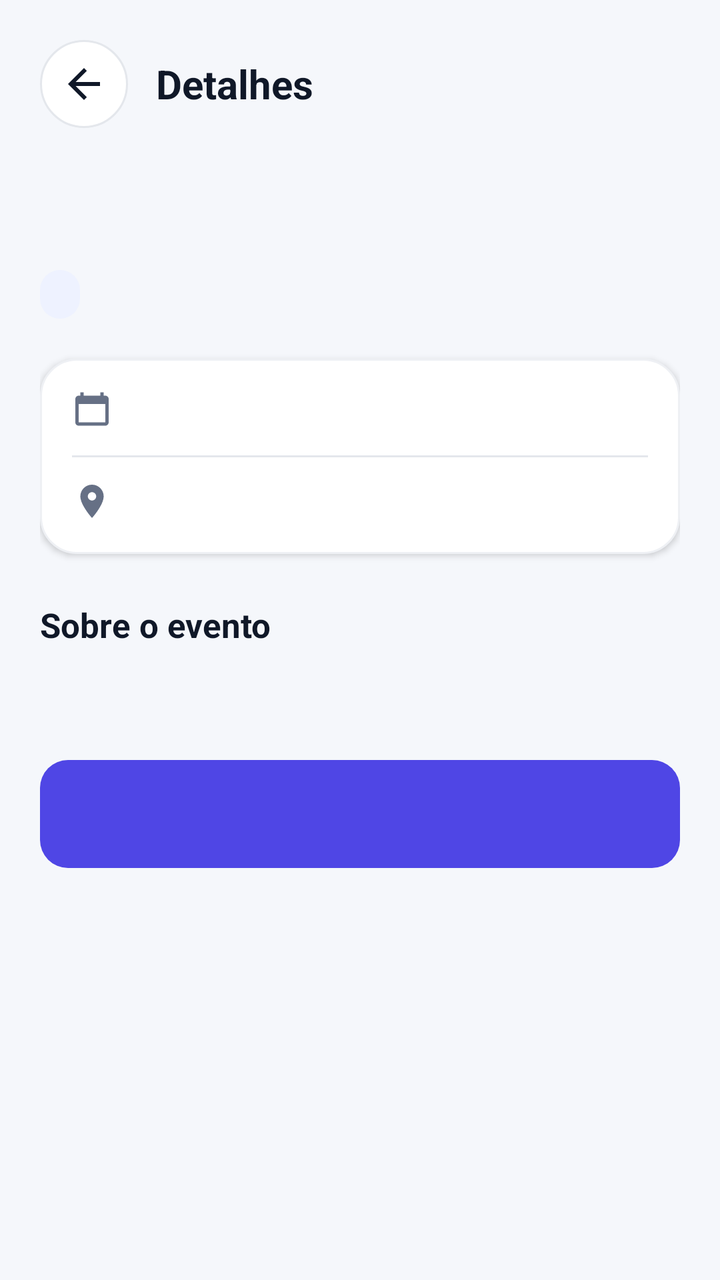
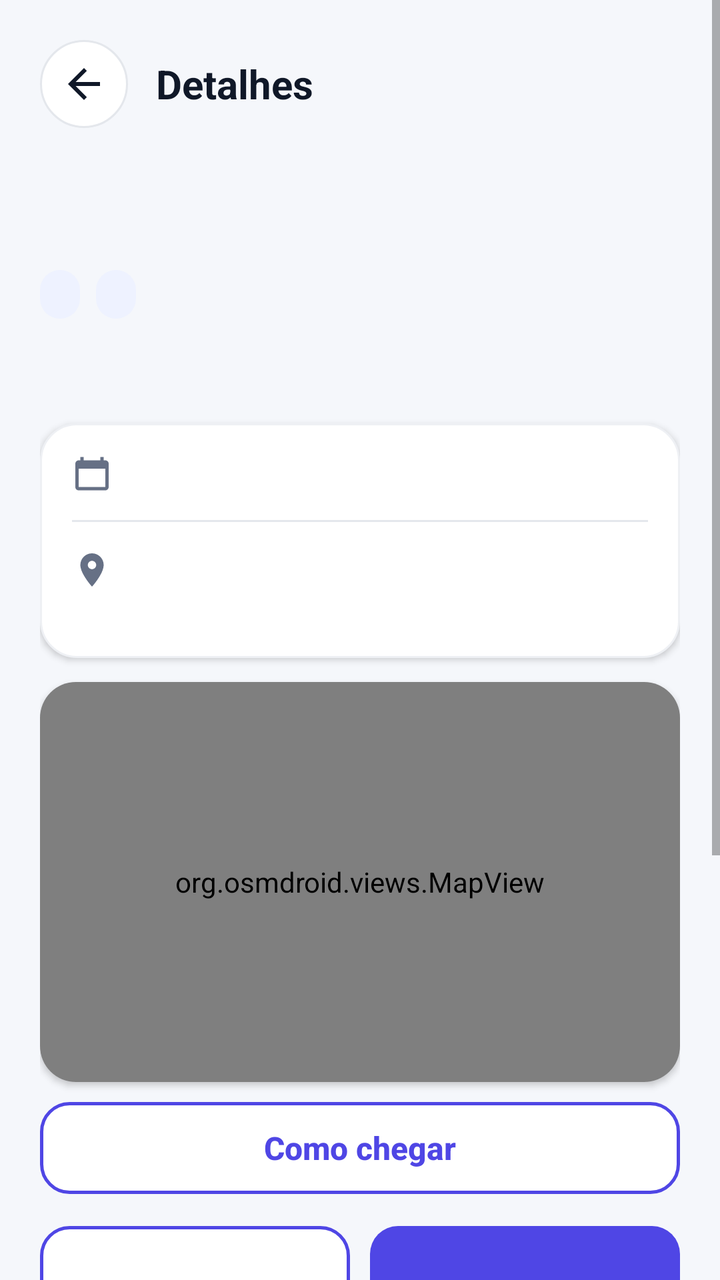

The first picture is an Android layout as it rendered before a commit; the second is the same layout after the commit. The layout source and the unified diff follow.
<!-- AndroidManifest.xml: application theme Theme.CampusHub -->
<!-- res/layout/activity_event_detail.xml -->
<?xml version="1.0" encoding="utf-8"?>
<ScrollView xmlns:android="http://schemas.android.com/apk/res/android"
    android:layout_width="match_parent"
    android:layout_height="match_parent"
    android:background="@color/background"
    android:fillViewport="true"
    android:fitsSystemWindows="true">

    <LinearLayout
        android:layout_width="match_parent"
        android:layout_height="wrap_content"
        android:orientation="vertical"
        android:padding="20dp">

        <LinearLayout
            android:layout_width="match_parent"
            android:layout_height="wrap_content"
            android:gravity="center_vertical"
            android:orientation="horizontal">

            <ImageView
                android:id="@+id/backButton"
                android:layout_width="44dp"
                android:layout_height="44dp"
                android:background="@drawable/bg_icon_button"
                android:clickable="true"
                android:contentDescription="@string/cd_back"
                android:focusable="true"
                android:padding="10dp"
                android:src="@drawable/ic_arrow_back" />

            <TextView
                android:layout_width="wrap_content"
                android:layout_height="wrap_content"
                android:layout_marginStart="14dp"
                android:text="@string/event_details_title"
                android:textColor="@color/text_primary"
                android:textSize="20sp"
                android:textStyle="bold" />
        </LinearLayout>

        <TextView
            android:id="@+id/detailTitle"
            android:layout_width="match_parent"
            android:layout_height="wrap_content"
            android:layout_marginTop="24dp"
            android:textColor="@color/text_primary"
            android:textSize="26sp"
            android:textStyle="bold" />

        <LinearLayout
            android:layout_width="wrap_content"
            android:layout_height="wrap_content"
            android:layout_marginTop="12dp"
            android:orientation="horizontal">

            <TextView
                android:id="@+id/detailCourse"
                android:layout_width="wrap_content"
                android:layout_height="wrap_content"
                android:background="@drawable/bg_chip"
                android:paddingStart="10dp"
                android:paddingTop="4dp"
                android:paddingEnd="10dp"
                android:paddingBottom="4dp"
                android:textColor="@color/primary"
                android:textSize="12sp"
                android:textStyle="bold" />

            <TextView
                android:id="@+id/detailAccess"
                android:layout_width="wrap_content"
                android:layout_height="wrap_content"
                android:layout_marginStart="8dp"
                android:paddingStart="10dp"
                android:paddingTop="4dp"
                android:paddingEnd="10dp"
                android:paddingBottom="4dp"
                android:textSize="12sp"
                android:textStyle="bold" />
        </LinearLayout>

        <LinearLayout
            android:layout_width="match_parent"
            android:layout_height="wrap_content"
            android:layout_marginTop="20dp"
            android:background="@drawable/bg_card"
            android:elevation="2dp"
            android:orientation="vertical"
            android:padding="16dp">

            <LinearLayout
                android:layout_width="match_parent"
                android:layout_height="wrap_content"
                android:gravity="center_vertical"
                android:orientation="horizontal">

                <ImageView
                    android:layout_width="20dp"
                    android:layout_height="20dp"
                    android:importantForAccessibility="no"
                    android:src="@drawable/ic_calendar" />

                <TextView
                    android:id="@+id/detailDate"
                    android:layout_width="wrap_content"
                    android:layout_height="wrap_content"
                    android:layout_marginStart="12dp"
                    android:textColor="@color/text_primary"
                    android:textSize="15sp" />
            </LinearLayout>

            <View
                android:layout_width="match_parent"
                android:layout_height="1dp"
                android:layout_marginTop="12dp"
                android:layout_marginBottom="12dp"
                android:background="@color/border" />

            <LinearLayout
                android:layout_width="match_parent"
                android:layout_height="wrap_content"
                android:gravity="center_vertical"
                android:orientation="horizontal">

                <ImageView
                    android:layout_width="20dp"
                    android:layout_height="20dp"
                    android:importantForAccessibility="no"
                    android:src="@drawable/ic_location" />

                <TextView
                    android:id="@+id/detailLocation"
                    android:layout_width="wrap_content"
                    android:layout_height="wrap_content"
                    android:layout_marginStart="12dp"
                    android:textColor="@color/text_primary"
                    android:textSize="15sp" />
            </LinearLayout>
        </LinearLayout>

        <TextView
            android:layout_width="wrap_content"
            android:layout_height="wrap_content"
            android:layout_marginTop="24dp"
            android:text="@string/about_event"
            android:textColor="@color/text_primary"
            android:textSize="17sp"
            android:textStyle="bold" />

        <TextView
            android:id="@+id/detailDescription"
            android:layout_width="match_parent"
            android:layout_height="wrap_content"
            android:layout_marginTop="8dp"
            android:lineSpacingExtra="4dp"
            android:textColor="@color/text_secondary"
            android:textSize="15sp" />

        <Button
            android:id="@+id/enrollButton"
            style="@style/CampusButton"
            android:layout_width="match_parent"
            android:layout_height="54dp"
            android:layout_marginTop="28dp" />
    </LinearLayout>
</ScrollView>
<!-- resources referenced by this layout -->
<resources>
  <color name="background">#F5F7FB</color>
  <color name="border">#E4E7EC</color>
  <color name="primary">#4F46E5</color>
  <color name="text_primary">#101828</color>
  <color name="text_secondary">#667085</color>
  <!-- drawable bg_card (drawable) -->
  <?xml version="1.0" encoding="utf-8"?>
  <shape xmlns:android="http://schemas.android.com/apk/res/android"
      android:shape="rectangle">
      <solid android:color="@color/white" />
      <corners android:radius="18dp" />
      <stroke android:width="1dp" android:color="#EEF0F4" />
  </shape>
  <!-- drawable bg_chip (drawable) -->
  <?xml version="1.0" encoding="utf-8"?>
  <shape xmlns:android="http://schemas.android.com/apk/res/android"
      android:shape="rectangle">
      <solid android:color="@color/primary_light" />
      <corners android:radius="50dp" />
  </shape>
  <!-- drawable ic_arrow_back (drawable) -->
  <?xml version="1.0" encoding="utf-8"?>
  <vector xmlns:android="http://schemas.android.com/apk/res/android"
      android:width="24dp"
      android:height="24dp"
      android:viewportWidth="24"
      android:viewportHeight="24">
      <path
          android:fillColor="#101828"
          android:pathData="M20,11H7.83l5.59,-5.59L12,4l-8,8 8,8 1.41,-1.41L7.83,13H20v-2z" />
  </vector>
  <!-- drawable ic_calendar (drawable) -->
  <?xml version="1.0" encoding="utf-8"?>
  <vector xmlns:android="http://schemas.android.com/apk/res/android"
      android:width="24dp"
      android:height="24dp"
      android:viewportWidth="24"
      android:viewportHeight="24">
      <path
          android:fillColor="#667085"
          android:pathData="M20,3h-1L19,1h-2v2L7,3L7,1L5,1v2L4,3c-1.11,0 -1.99,0.9 -1.99,2L2,19c0,1.1 0.89,2 2,2h16c1.1,0 2,-0.9 2,-2L22,5c0,-1.1 -0.9,-2 -2,-2zM20,19L4,19L4,8h16v11z" />
  </vector>
  <string name="about_event">Sobre o evento</string>
  <string name="cd_back">Voltar</string>
  <string name="event_details_title">Detalhes</string>
  <style name="CampusButton" parent="Widget.AppCompat.Button">
          <item name="android:background">@drawable/bg_button</item>
          <item name="android:textColor">@color/white</item>
          <item name="android:textSize">16sp</item>
          <item name="android:textStyle">bold</item>
          <item name="android:textAllCaps">false</item>
          <item name="android:stateListAnimator">@null</item>
      </style>
  <color name="white">#FFFFFFFF</color>
  <color name="primary_light">#EEF2FF</color>
  <color name="primary_dark">#3730A3</color>
  <color name="disabled">#D0D5DD</color>
  <!-- unchanged entries left out for length: 4 -->
</resources>

<!-- the commit's change to res/layout/activity_event_detail.xml (unified diff, before → after) -->
@@ -68,7 +68,39 @@
                 android:textStyle="bold" />
 
             <TextView
+                android:id="@+id/detailCategory"
+                android:layout_width="wrap_content"
+                android:layout_height="wrap_content"
+                android:layout_marginStart="8dp"
+                android:background="@drawable/bg_chip"
+                android:paddingStart="10dp"
+                android:paddingTop="4dp"
+                android:paddingEnd="10dp"
+                android:paddingBottom="4dp"
+                android:textColor="@color/primary"
+                android:textSize="12sp"
+                android:textStyle="bold" />
+        </LinearLayout>
+
+        <LinearLayout
+            android:layout_width="wrap_content"
+            android:layout_height="wrap_content"
+            android:layout_marginTop="8dp"
+            android:orientation="horizontal">
+
+            <TextView
                 android:id="@+id/detailAccess"
+                android:layout_width="wrap_content"
+                android:layout_height="wrap_content"
+                android:paddingStart="10dp"
+                android:paddingTop="4dp"
+                android:paddingEnd="10dp"
+                android:paddingBottom="4dp"
+                android:textSize="12sp"
+                android:textStyle="bold" />
+
+            <TextView
+                android:id="@+id/detailStatus"
                 android:layout_width="wrap_content"
                 android:layout_height="wrap_content"
                 android:layout_marginStart="8dp"
@@ -120,23 +152,86 @@
             <LinearLayout
                 android:layout_width="match_parent"
                 android:layout_height="wrap_content"
-                android:gravity="center_vertical"
                 android:orientation="horizontal">
 
                 <ImageView
                     android:layout_width="20dp"
                     android:layout_height="20dp"
+                    android:layout_marginTop="2dp"
                     android:importantForAccessibility="no"
                     android:src="@drawable/ic_location" />
 
-                <TextView
-                    android:id="@+id/detailLocation"
-                    android:layout_width="wrap_content"
+                <LinearLayout
+                    android:layout_width="0dp"
                     android:layout_height="wrap_content"
                     android:layout_marginStart="12dp"
-                    android:textColor="@color/text_primary"
-                    android:textSize="15sp" />
+                    android:layout_weight="1"
+                    android:orientation="vertical">
+
+                    <TextView
+                        android:id="@+id/detailLocation"
+                        android:layout_width="match_parent"
+                        android:layout_height="wrap_content"
+                        android:textColor="@color/text_primary"
+                        android:textSize="15sp"
+                        android:textStyle="bold" />
+
+                    <TextView
+                        android:id="@+id/detailAddress"
+                        android:layout_width="match_parent"
+                        android:layout_height="wrap_content"
+                        android:layout_marginTop="2dp"
+                        android:textColor="@color/text_secondary"
+                        android:textSize="13sp" />
+                </LinearLayout>
             </LinearLayout>
+        </LinearLayout>
+
+        <FrameLayout
+            android:id="@+id/mapCard"
+            android:layout_width="match_parent"
+            android:layout_height="200dp"
+            android:layout_marginTop="12dp"
+            android:background="@drawable/bg_card"
+            android:clipToOutline="true"
+            android:elevation="2dp">
+
+            <org.osmdroid.views.MapView
+                android:id="@+id/mapView"
+                android:layout_width="match_parent"
+                android:layout_height="match_parent" />
+        </FrameLayout>
+
+        <Button
+            android:id="@+id/directionsButton"
+            style="@style/CampusButtonOutline"
+            android:layout_width="match_parent"
+            android:layout_height="46dp"
+            android:layout_marginTop="10dp"
+            android:text="@string/action_directions" />
+
+        <LinearLayout
+            android:layout_width="match_parent"
+            android:layout_height="wrap_content"
+            android:layout_marginTop="16dp"
+            android:orientation="horizontal">
+
+            <Button
+                android:id="@+id/favoriteButton"
+                style="@style/CampusButtonOutline"
+                android:layout_width="0dp"
+                android:layout_height="52dp"
+                android:layout_weight="1"
+                android:textSize="14sp" />
+
+            <Button
+                android:id="@+id/enrollButton"
+                style="@style/CampusButton"
+                android:layout_width="0dp"
+                android:layout_height="52dp"
+                android:layout_marginStart="10dp"
+                android:layout_weight="1"
+                android:textSize="14sp" />
         </LinearLayout>
 
         <TextView
@@ -157,11 +252,91 @@
             android:textColor="@color/text_secondary"
             android:textSize="15sp" />
 
-        <Button
-            android:id="@+id/enrollButton"
-            style="@style/CampusButton"
-            android:layout_width="match_parent"
-            android:layout_height="54dp"
-            android:layout_marginTop="28dp" />
+        <LinearLayout
+            android:layout_width="match_parent"
+            android:layout_height="wrap_content"
+            android:layout_marginTop="20dp"
+            android:background="@drawable/bg_card"
+            android:elevation="2dp"
+            android:orientation="vertical"
+            android:padding="16dp">
+
+            <TextView
+                android:layout_width="wrap_content"
+                android:layout_height="wrap_content"
+                android:text="@string/rating_title"
+                android:textColor="@color/text_primary"
+                android:textSize="17sp"
+                android:textStyle="bold" />
+
+            <TextView
+                android:id="@+id/ratingSummary"
+                android:layout_width="wrap_content"
+                android:layout_height="wrap_content"
+                android:layout_marginTop="6dp"
+                android:textColor="@color/star"
+                android:textSize="16sp"
+                android:textStyle="bold" />
+
+            <TextView
+                android:id="@+id/ratingHint"
+                android:layout_width="match_parent"
+                android:layout_height="wrap_content"
+                android:layout_marginTop="8dp"
+                android:textColor="@color/text_secondary"
+                android:textSize="13sp" />
+
+            <LinearLayout
+                android:id="@+id/ratingInput"
+                android:layout_width="match_parent"
+                android:layout_height="wrap_content"
+                android:layout_marginTop="8dp"
+                android:gravity="center_horizontal"
+                android:orientation="vertical"
+                android:visibility="gone">
+
+                <RatingBar
+                    android:id="@+id/ratingBar"
+                    style="?android:attr/ratingBarStyle"
+                    android:layout_width="wrap_content"
+                    android:layout_height="wrap_content"
+                    android:numStars="5"
+                    android:progressBackgroundTint="@color/border"
+                    android:progressTint="@color/star"
+                    android:stepSize="1" />
+
+                <Button
+                    android:id="@+id/ratingSubmitButton"
+                    style="@style/CampusButton"
+                    android:layout_width="match_parent"
+                    android:layout_height="48dp"
+                    android:layout_marginTop="8dp"
+                    android:textSize="14sp" />
+            </LinearLayout>
+        </LinearLayout>
+
+        <LinearLayout
+            android:layout_width="match_parent"
+            android:layout_height="wrap_content"
+            android:layout_marginTop="20dp"
+            android:orientation="horizontal">
+
+            <Button
+                android:id="@+id/commentsButton"
+                style="@style/CampusButtonOutline"
+                android:layout_width="0dp"
+                android:layout_height="50dp"
+                android:layout_weight="1"
+                android:text="@string/action_comments" />
+
+            <Button
+                android:id="@+id/mediaButton"
+                style="@style/CampusButtonOutline"
+                android:layout_width="0dp"
+                android:layout_height="50dp"
+                android:layout_marginStart="10dp"
+                android:layout_weight="1"
+                android:text="@string/action_media" />
+        </LinearLayout>
     </LinearLayout>
 </ScrollView>
<!-- resource entries referenced after the edit -->
@@ -3,6 +3,7 @@
   <color name="background">#F5F7FB</color>
   <color name="border">#E4E7EC</color>
   <color name="primary">#4F46E5</color>
+  <color name="star">#F59E0B</color>
   <color name="text_primary">#101828</color>
   <color name="text_secondary">#667085</color>
   <!-- drawable bg_card (drawable) -->
@@ -43,8 +44,12 @@
           android:pathData="M20,3h-1L19,1h-2v2L7,3L7,1L5,1v2L4,3c-1.11,0 -1.99,0.9 -1.99,2L2,19c0,1.1 0.89,2 2,2h16c1.1,0 2,-0.9 2,-2L22,5c0,-1.1 -0.9,-2 -2,-2zM20,19L4,19L4,8h16v11z" />
   </vector>
   <string name="about_event">Sobre o evento</string>
+  <string name="action_comments">Comentários</string>
+  <string name="action_directions">Como chegar</string>
+  <string name="action_media">Mídias</string>
   <string name="cd_back">Voltar</string>
   <string name="event_details_title">Detalhes</string>
+  <string name="rating_title">Avaliação</string>
   <style name="CampusButton" parent="Widget.AppCompat.Button">
           <item name="android:background">@drawable/bg_button</item>
           <item name="android:textColor">@color/white</item>
@@ -53,8 +58,30 @@
           <item name="android:textAllCaps">false</item>
           <item name="android:stateListAnimator">@null</item>
       </style>
+  <style name="CampusButtonOutline" parent="CampusButton">
+          <item name="android:background">@drawable/bg_button_outline</item>
+          <item name="android:textColor">@color/primary</item>
+      </style>
   <color name="white">#FFFFFFFF</color>
   <color name="primary_light">#EEF2FF</color>
+  <!-- drawable bg_button_outline (drawable) -->
+  <?xml version="1.0" encoding="utf-8"?>
+  <ripple xmlns:android="http://schemas.android.com/apk/res/android"
+      android:color="#224F46E5">
+      <item>
+          <shape android:shape="rectangle">
+              <solid android:color="@color/white" />
+              <corners android:radius="14dp" />
+              <stroke android:width="1.5dp" android:color="@color/primary" />
+          </shape>
+      </item>
+      <item android:id="@android:id/mask">
+          <shape android:shape="rectangle">
+              <solid android:color="#000000" />
+              <corners android:radius="14dp" />
+          </shape>
+      </item>
+  </ripple>
   <color name="primary_dark">#3730A3</color>
   <color name="disabled">#D0D5DD</color>
   <!-- unchanged entries left out for length: 4 -->
